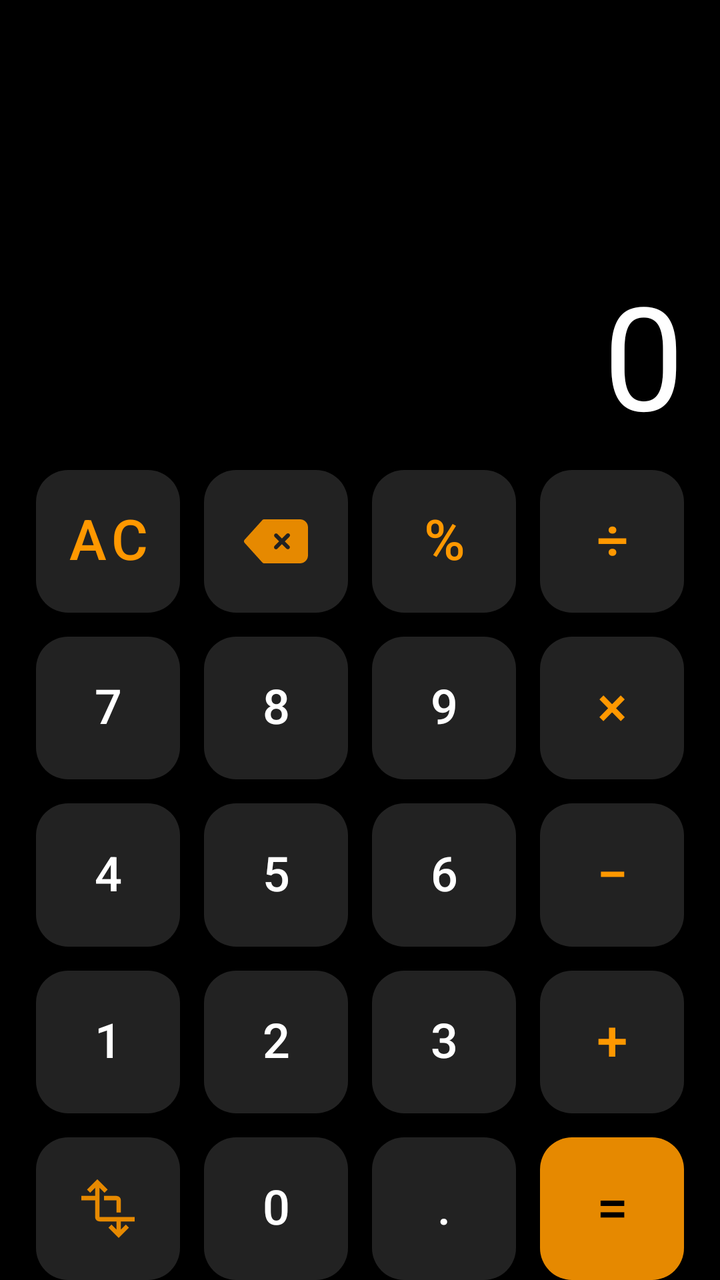
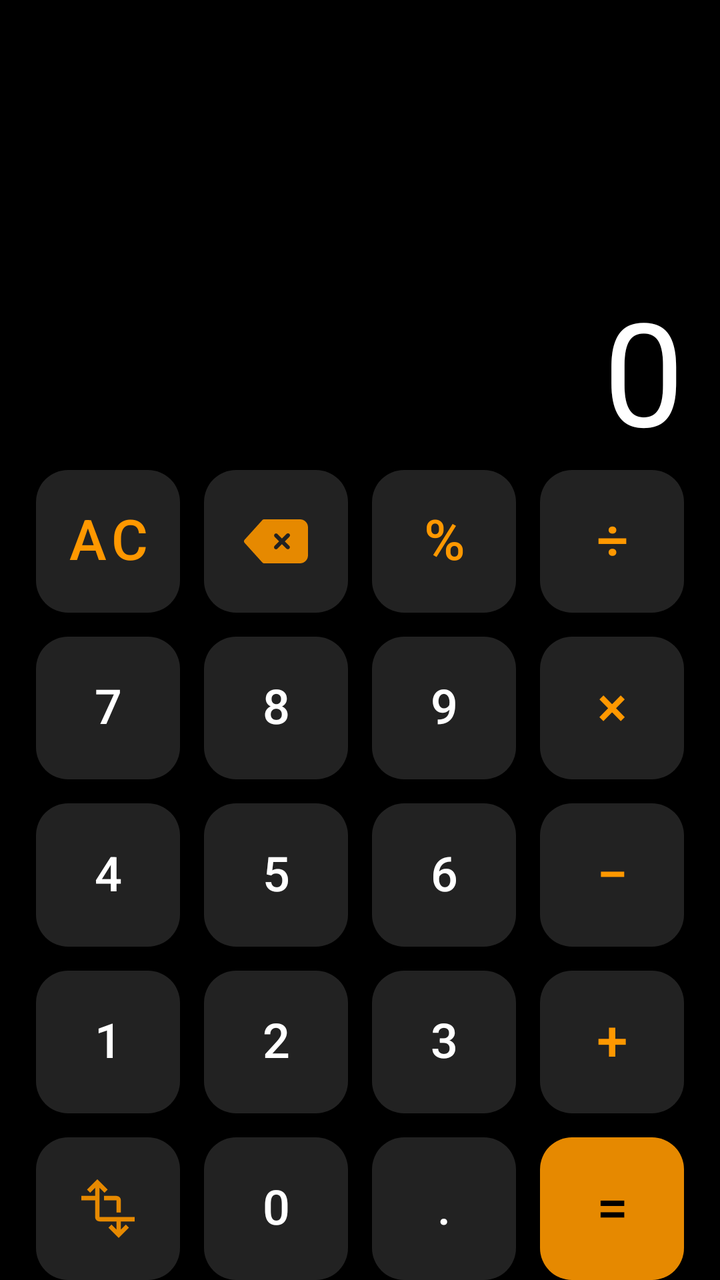

Compare the two renders of this Android layout. The source of the first and the diff that turns it into the second are given below.
<!-- AndroidManifest.xml: application theme Theme.Calculator -->
<!-- res/layout/fragment_calculator.xml -->
<?xml version="1.0" encoding="utf-8"?>
<androidx.constraintlayout.widget.ConstraintLayout xmlns:android="http://schemas.android.com/apk/res/android"
    xmlns:app="http://schemas.android.com/apk/res-auto"
    xmlns:tools="http://schemas.android.com/tools"
    android:layout_width="match_parent"
    android:layout_height="match_parent"
    android:background="@color/calc_background"
    tools:context=".feature.calculator.fragment.CalculatorFragment">

    <androidx.constraintlayout.widget.Guideline
        android:id="@+id/guideline_start"
        android:layout_width="0dp"
        android:layout_height="0dp"
        android:orientation="vertical"
        app:layout_constraintGuide_percent="0.05" />

    <androidx.constraintlayout.widget.Guideline
        android:id="@+id/guideline_end"
        android:layout_width="0dp"
        android:layout_height="0dp"
        android:orientation="vertical"
        app:layout_constraintGuide_percent="0.95" />

    <androidx.recyclerview.widget.RecyclerView
        android:id="@+id/rv_history"
        android:layout_width="0dp"
        android:layout_height="0dp"
        android:layout_marginBottom="@dimen/calc_btn_margin_vertical"
        app:layout_constraintBottom_toTopOf="@+id/tv_result"
        app:layout_constraintEnd_toStartOf="@id/guideline_end"
        app:layout_constraintStart_toEndOf="@id/guideline_start"
        app:layout_constraintTop_toTopOf="parent"
        app:stackFromEnd="true"
        tools:itemCount="3"
        tools:listitem="@layout/item_calculate" />

    <androidx.constraintlayout.widget.Barrier
        android:id="@+id/barrier_top"
        android:layout_width="0dp"
        android:layout_height="0dp"
        app:barrierDirection="bottom"
        app:constraint_referenced_ids="app_bar,rv_history" />

    <TextView
        android:id="@+id/tv_result"
        android:layout_width="0dp"
        android:layout_height="wrap_content"
        android:layout_marginVertical="4dp"
        android:layout_marginEnd="0dp"
        android:gravity="bottom|end"
        android:includeFontPadding="false"
        android:text="@string/calculator_zero"
        android:textColor="@color/white"
        android:textSize="@dimen/calculator_result_text_size"
        app:layout_constraintBottom_toTopOf="@+id/keyboard_flow"
        app:layout_constraintEnd_toStartOf="@id/guideline_end"
        app:layout_constraintStart_toEndOf="@id/guideline_start"
        app:layout_constraintTop_toBottomOf="@id/barrier_top" />

    <androidx.constraintlayout.helper.widget.Flow
        android:id="@+id/keyboard_flow"
        android:layout_width="0dp"
        android:layout_height="0dp"
        app:constraint_referenced_ids="btn_2nd,btn_deg,btn_sin,btn_cos,btn_tan,btn_pow,btn_lg,btn_ln,btn_open,btn_close,btn_sqrt,btn_ac,btn_del,btn_percent,btn_divide,btn_fact,btn_7,btn_8,btn_9,btn_multiply,btn_inv,btn_4,btn_5,btn_6,btn_minus,btn_pi,btn_1,btn_2,btn_3,btn_plus,btn_expand,btn_e,btn_0,btn_comma,btn_equals"
        app:flow_horizontalGap="@dimen/calc_btn_margin_horizontal"
        app:flow_maxElementsWrap="4"
        app:flow_verticalGap="@dimen/calc_btn_margin_vertical"
        app:flow_wrapMode="aligned"
        app:layout_constraintBottom_toBottomOf="parent"
        app:layout_constraintDimensionRatio="H,4:5"
        app:layout_constraintEnd_toStartOf="@id/guideline_end"
        app:layout_constraintStart_toEndOf="@id/guideline_start" />

    <androidx.constraintlayout.widget.Group
        android:id="@+id/group_scientific"
        android:layout_width="wrap_content"
        android:layout_height="wrap_content"
        android:visibility="gone"
        app:constraint_referenced_ids="
            btn_2nd, btn_deg, btn_sin, btn_cos, btn_tan,
            btn_pow, btn_lg, btn_ln, btn_open, btn_close,
            btn_sqrt, btn_fact, btn_inv, btn_pi, btn_e" />

    <com.google.android.material.button.MaterialButton
        android:id="@+id/btn_2nd"
        style="@style/CalcButton"
        android:text="@string/scientific_button_second_function" />

    <com.google.android.material.button.MaterialButton
        android:id="@+id/btn_deg"
        style="@style/CalcButton"
        android:text="@string/scientific_button_degree" />

    <com.google.android.material.button.MaterialButton
        android:id="@+id/btn_sin"
        style="@style/CalcButton"
        android:text="@string/scientific_button_sine" />

    <com.google.android.material.button.MaterialButton
        android:id="@+id/btn_cos"
        style="@style/CalcButton"
        android:text="@string/scientific_button_cosine" />

    <com.google.android.material.button.MaterialButton
        android:id="@+id/btn_tan"
        style="@style/CalcButton"
        android:text="@string/scientific_button_tangent" />

    <com.google.android.material.button.MaterialButton
        android:id="@+id/btn_pow"
        style="@style/CalcButton.Icon"
        app:icon="@drawable/ic_exponent"
        app:iconTint="@color/white" />

    <com.google.android.material.button.MaterialButton
        android:id="@+id/btn_lg"
        style="@style/CalcButton"
        android:text="@string/scientific_button_logarithm" />

    <com.google.android.material.button.MaterialButton
        android:id="@+id/btn_ln"
        style="@style/CalcButton"
        android:text="@string/scientific_button_natural_logarithm" />

    <com.google.android.material.button.MaterialButton
        android:id="@+id/btn_open"
        style="@style/CalcButton"
        android:text="@string/scientific_button_open_parenthesis" />

    <com.google.android.material.button.MaterialButton
        android:id="@+id/btn_close"
        style="@style/CalcButton"
        android:text="@string/scientific_button_close_parenthesis" />

    <com.google.android.material.button.MaterialButton
        android:id="@+id/btn_sqrt"
        style="@style/CalcButton.Icon"
        app:icon="@drawable/ic_square_root_of_x"
        app:iconTint="@color/white" />

    <com.google.android.material.button.MaterialButton
        android:id="@+id/btn_ac"
        style="@style/CalcButton.Functional"
        android:text="@string/calculator_button_clear" />

    <com.google.android.material.button.MaterialButton
        android:id="@+id/btn_del"
        style="@style/CalcButton.Icon"
        android:contentDescription="@string/calculator_button_delete"
        app:icon="@drawable/ic_delete" />

    <com.google.android.material.button.MaterialButton
        android:id="@+id/btn_percent"
        style="@style/CalcButton.Functional"
        android:text="@string/calculator_button_percent" />

    <com.google.android.material.button.MaterialButton
        android:id="@+id/btn_divide"
        style="@style/CalcButton.Functional"
        android:text="@string/calculator_button_divide" />

    <com.google.android.material.button.MaterialButton
        android:id="@+id/btn_fact"
        style="@style/CalcButton"
        android:text="@string/scientific_button_factorial" />

    <com.google.android.material.button.MaterialButton
        android:id="@+id/btn_7"
        style="@style/CalcButton.Number"
        android:text="@string/calculator_button_seven" />

    <com.google.android.material.button.MaterialButton
        android:id="@+id/btn_8"
        style="@style/CalcButton.Number"
        android:text="@string/calculator_button_eight" />

    <com.google.android.material.button.MaterialButton
        android:id="@+id/btn_9"
        style="@style/CalcButton.Number"
        android:text="@string/calculator_button_nine" />

    <com.google.android.material.button.MaterialButton
        android:id="@+id/btn_multiply"
        style="@style/CalcButton.Functional"
        android:text="@string/calculator_button_multiply" />

    <com.google.android.material.button.MaterialButton
        android:id="@+id/btn_inv"
        style="@style/CalcButton"
        android:text="@string/scientific_button_reciprocal" />

    <com.google.android.material.button.MaterialButton
        android:id="@+id/btn_4"
        style="@style/CalcButton.Number"
        android:text="@string/calculator_button_four" />

    <com.google.android.material.button.MaterialButton
        android:id="@+id/btn_5"
        style="@style/CalcButton.Number"
        android:text="@string/calculator_button_five" />

    <com.google.android.material.button.MaterialButton
        android:id="@+id/btn_6"
        style="@style/CalcButton.Number"
        android:text="@string/calculator_button_six" />

    <com.google.android.material.button.MaterialButton
        android:id="@+id/btn_minus"
        style="@style/CalcButton.Functional"
        android:text="@string/calculator_button_subtract" />

    <com.google.android.material.button.MaterialButton
        android:id="@+id/btn_pi"
        style="@style/CalcButton"
        android:text="@string/scientific_button_pi" />

    <com.google.android.material.button.MaterialButton
        android:id="@+id/btn_1"
        style="@style/CalcButton.Number"
        android:text="@string/calculator_button_one" />

    <com.google.android.material.button.MaterialButton
        android:id="@+id/btn_2"
        style="@style/CalcButton.Number"
        android:text="@string/calculator_button_two" />

    <com.google.android.material.button.MaterialButton
        android:id="@+id/btn_3"
        style="@style/CalcButton.Number"
        android:text="@string/calculator_button_three" />

    <com.google.android.material.button.MaterialButton
        android:id="@+id/btn_plus"
        style="@style/CalcButton.Functional"
        android:text="@string/calculator_button_add" />

    <com.google.android.material.button.MaterialButton
        android:id="@+id/btn_expand"
        style="@style/CalcButton.Icon"
        android:contentDescription="@string/calculator_button_expand"
        app:icon="@drawable/ic_transform" />

    <com.google.android.material.button.MaterialButton
        android:id="@+id/btn_e"
        style="@style/CalcButton.Number"
        android:text="@string/scientific_button_euler_number" />

    <com.google.android.material.button.MaterialButton
        android:id="@+id/btn_0"
        style="@style/CalcButton.Number"
        android:contentDescription="@string/calculator_description_btn_zero"
        android:text="@string/calculator_button_zero" />

    <com.google.android.material.button.MaterialButton
        android:id="@+id/btn_comma"
        style="@style/CalcButton.Number"
        android:text="@string/calculator_button_decimal" />

    <com.google.android.material.button.MaterialButton
        android:id="@+id/btn_equals"
        style="@style/CalcButton.Functional"
        android:text="@string/calculator_button_equals"
        android:textColor="@color/black"
        app:backgroundTint="@color/golden_orange" />
</androidx.constraintlayout.widget.ConstraintLayout>
<!-- res/layout/item_calculate.xml (included above) -->
<?xml version="1.0" encoding="utf-8"?>
<TextView xmlns:android="http://schemas.android.com/apk/res/android"
    android:id="@+id/item_txt"
    android:layout_width="match_parent"
    android:layout_height="wrap_content"
    android:textColor="@color/white"
    android:gravity="end"
    android:textSize="@dimen/calc_btn_text_size" />
<!-- resources referenced by this layout -->
<resources>
  <color name="black">#FF000000</color>
  <color name="calc_background">#000000</color>
  <color name="golden_orange">#E68900</color>
  <color name="white">#FFFFFFFF</color>
  <dimen name="calc_btn_margin_horizontal">12dp</dimen>
  <dimen name="calc_btn_margin_vertical">12dp</dimen>
  <dimen name="calc_btn_text_size">24sp</dimen>
  <dimen name="calculator_result_text_size">72sp</dimen>
  <string name="calculator_button_add">+</string>
  <string name="calculator_button_clear">AC</string>
  <string name="calculator_button_decimal">.</string>
  <string name="calculator_button_delete">Удалить</string>
  <string name="calculator_button_divide">÷</string>
  <string name="calculator_button_eight">8</string>
  <string name="calculator_button_equals">=</string>
  <string name="calculator_button_expand">Открыть дополнительные функции</string>
  <string name="calculator_button_five">5</string>
  <string name="calculator_button_four">4</string>
  <string name="calculator_button_multiply">×</string>
  <string name="calculator_button_nine">9</string>
  <string name="calculator_button_one">1</string>
  <string name="calculator_button_percent">%</string>
  <string name="calculator_button_seven">7</string>
  <string name="calculator_button_six">6</string>
  <string name="calculator_button_subtract">−</string>
  <string name="calculator_button_three">3</string>
  <string name="calculator_button_two">2</string>
  <string name="calculator_button_zero">0</string>
  <string name="calculator_description_btn_zero">Кнопка 0</string>
  <string name="calculator_zero">0</string>
  <string name="scientific_button_close_parenthesis">)</string>
  <string name="scientific_button_cosine">cos</string>
  <string name="scientific_button_degree">deg</string>
  <string name="scientific_button_euler_number">e</string>
  <string name="scientific_button_factorial">x!</string>
  <string name="scientific_button_logarithm">lg</string>
  <string name="scientific_button_natural_logarithm">ln</string>
  <string name="scientific_button_open_parenthesis">(</string>
  <string name="scientific_button_pi">π</string>
  <string name="scientific_button_reciprocal">1/x</string>
  <string name="scientific_button_second_function">2nd</string>
  <string name="scientific_button_sine">sin</string>
  <string name="scientific_button_tangent">tan</string>
  <style name="CalcButton.Functional" parent="CalcButton">
          <item name="android:textSize">@dimen/calc_btn_functional_text_size</item>
          <item name="android:textColor">@color/calc_btn_orange</item>
      </style>
  <style name="CalcButton.Icon" parent="CalcButton">
          <item name="iconGravity">textStart</item>
          <item name="iconPadding">0dp</item>
          <item name="iconTint">@color/golden_orange</item>
          <item name="iconSize">@dimen/calc_btn_icon_size</item>
      </style>
  <style name="CalcButton.Number" parent="CalcButton">
          <item name="android:textSize">@dimen/calc_btn_text_size</item>
          <item name="android:textColor">@color/white</item>
      </style>
  <style name="Theme.Calculator" parent="Base.Theme.Calculator" />
  <color name="dark_gray">#222222</color>
  <dimen name="spacing_medium">16dp</dimen>
  <color name="gray">#A0A0A0</color>
  <dimen name="calc_btn_default_text_size">16sp</dimen>
  <dimen name="calc_btn_functional_text_size">28sp</dimen>
  <color name="calc_btn_orange">#FF9800</color>
  <dimen name="calc_btn_icon_size">32dp</dimen>
  <style name="Base.Theme.Calculator" parent="Theme.Material3.DayNight.NoActionBar" />
  <!-- unchanged entries left out for length: 5 -->
</resources>

<!-- the commit's change to res/layout/fragment_calculator.xml (unified diff, before → after) -->
@@ -33,13 +33,6 @@
         app:stackFromEnd="true"
         tools:itemCount="3"
         tools:listitem="@layout/item_calculate" />
-
-    <androidx.constraintlayout.widget.Barrier
-        android:id="@+id/barrier_top"
-        android:layout_width="0dp"
-        android:layout_height="0dp"
-        app:barrierDirection="bottom"
-        app:constraint_referenced_ids="app_bar,rv_history" />
 
     <TextView
         android:id="@+id/tv_result"
@@ -55,7 +48,7 @@
         app:layout_constraintBottom_toTopOf="@+id/keyboard_flow"
         app:layout_constraintEnd_toStartOf="@id/guideline_end"
         app:layout_constraintStart_toEndOf="@id/guideline_start"
-        app:layout_constraintTop_toBottomOf="@id/barrier_top" />
+        app:layout_constraintTop_toBottomOf="@id/rv_history" />
 
     <androidx.constraintlayout.helper.widget.Flow
         android:id="@+id/keyboard_flow"
@@ -67,7 +60,7 @@
         app:flow_verticalGap="@dimen/calc_btn_margin_vertical"
         app:flow_wrapMode="aligned"
         app:layout_constraintBottom_toBottomOf="parent"
-        app:layout_constraintDimensionRatio="H,4:5"
+        app:layout_constraintDimensionRatio="4:5"
         app:layout_constraintEnd_toStartOf="@id/guideline_end"
         app:layout_constraintStart_toEndOf="@id/guideline_start" />
 
